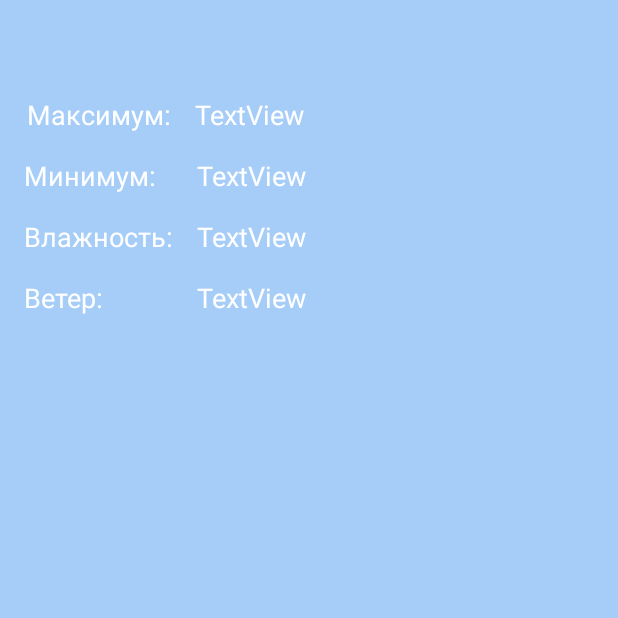
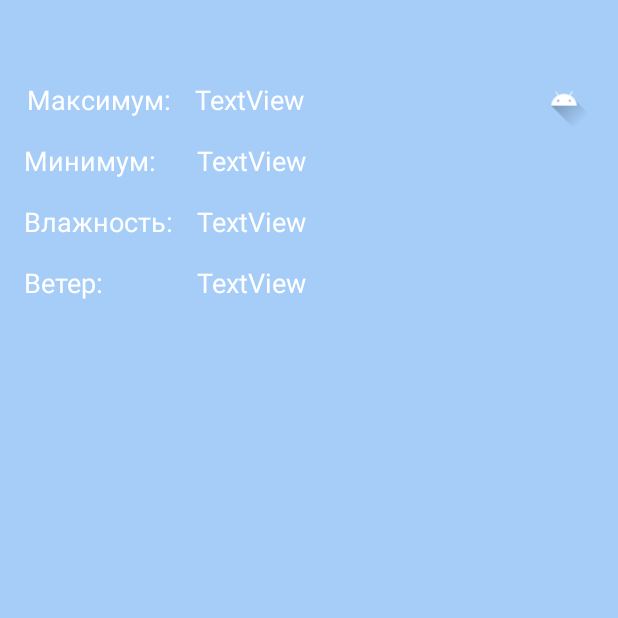
Before and after one commit to Intafy/TestWeatherApp, an Android app: the fragment AfterTomorrowFragment shown on its own in the app's theme, on a phone screen of 412 x 824 dp, the top half of it. Run offline under Robolectric (Android 15) with nearby library versions, the phone set to English and light mode, and no system bars; our stand-ins replace Picasso; network calls fail; pictures from the network do not load.

Commit message:
Second commit. Добавлено состояние погоды, влажность, максимаьная и минимальная температура, скорость ветра в проогноз текущего дня и в два последующих

```diff
--- a/app/src/main/java/com/example/weathertestapp/DayItem.kt
+++ b/app/src/main/java/com/example/weathertestapp/DayItem.kt
@@ -8,7 +8,7 @@ data class DayItem(
     val imageUrl:String,
     val maxTemp:String,
     val minTemp:String,
-//    val humidity:String
-//    val windDirection:String,
-//    val windSpeed:String
+    val humidity:String,
+    val windDirection:String,
+    val windSpeed:String
 )
--- a/app/src/main/res/layout/fragment_today.xml
+++ b/app/src/main/res/layout/fragment_today.xml
@@ -22,7 +22,7 @@
         app:layout_constraintTop_toBottomOf="@+id/tvMinTemp" />
 
     <TextView
-        android:id="@+id/tvHumidateValue"
+        android:id="@+id/tvHumiditeValue"
         android:layout_width="wrap_content"
         android:layout_height="wrap_content"
         android:layout_marginStart="16dp"
@@ -49,13 +49,13 @@
         android:id="@+id/tvMaxTemp"
         android:layout_width="wrap_content"
         android:layout_height="wrap_content"
-        android:layout_marginTop="64dp"
+        android:layout_marginTop="16dp"
         android:text="@string/max_temp"
         android:textColor="@color/white"
         android:textSize="18sp"
         app:layout_constraintEnd_toEndOf="@+id/tvHumidity"
         app:layout_constraintStart_toStartOf="@+id/tvHumidity"
-        app:layout_constraintTop_toTopOf="parent" />
+        app:layout_constraintTop_toBottomOf="@+id/tvForecastDate" />
 
     <TextView
         android:id="@+id/tvMinTemp"
@@ -105,4 +105,38 @@
         app:layout_constraintStart_toEndOf="@+id/tvMaxTemp"
         app:layout_constraintTop_toTopOf="@+id/tvMaxTemp" />
 
+    <ImageView
+        android:id="@+id/imForecastCondition"
+        android:layout_width="40dp"
+        android:layout_height="40dp"
+        android:layout_marginEnd="16dp"
+        android:src="@drawable/ic_launcher_foreground"
+        app:layout_constraintBottom_toBottomOf="@+id/tvTempMax"
+        app:layout_constraintEnd_toEndOf="parent"
+        app:layout_constraintTop_toTopOf="@+id/tvTempMax" />
+
+    <TextView
+        android:id="@+id/tvForecastCondition"
+        android:layout_width="wrap_content"
+        android:layout_height="wrap_content"
+        android:layout_marginEnd="16dp"
+        android:gravity="center"
+        android:textColor="@color/white"
+        android:textSize="16sp"
+        app:layout_constraintBottom_toBottomOf="@+id/tvTempMin"
+        app:layout_constraintEnd_toEndOf="parent"
+        app:layout_constraintTop_toTopOf="@+id/tvTempMin" />
+
+    <TextView
+        android:id="@+id/tvForecastDate"
+        android:layout_width="0dp"
+        android:layout_height="wrap_content"
+        android:layout_marginTop="16dp"
+        android:gravity="start"
+        android:textColor="@color/white"
+        android:textSize="16sp"
+        app:layout_constraintEnd_toEndOf="@+id/tvHumidity"
+        app:layout_constraintStart_toStartOf="@+id/tvHumidity"
+        app:layout_constraintTop_toTopOf="parent" />
+
 </androidx.constraintlayout.widget.ConstraintLayout>
```
Also changed, not shown: app/src/main/java/com/example/weathertestapp/fragments/AfterTomorrowFragment.kt (+8 -4 lines), app/src/main/java/com/example/weathertestapp/fragments/MainFragment.kt (+8 -7 lines), app/src/main/java/com/example/weathertestapp/fragments/TodayFragment.kt (+10 -8 lines), app/src/main/java/com/example/weathertestapp/fragments/TomorrowFragment.kt (+8 -2 lines), app/src/main/res/layout/fragment_main.xml (+6 -9 lines).
